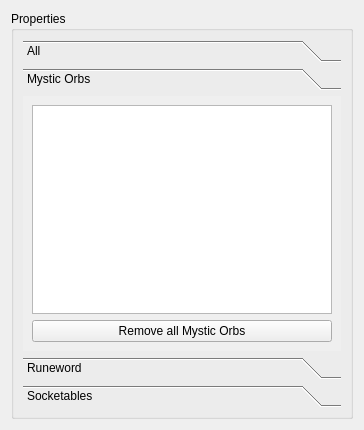
The window that propertiesviewerwidget.ui (kambala-decapitator/MedianXLOfflineTools) describes before a commit, drawn with Qt 5.
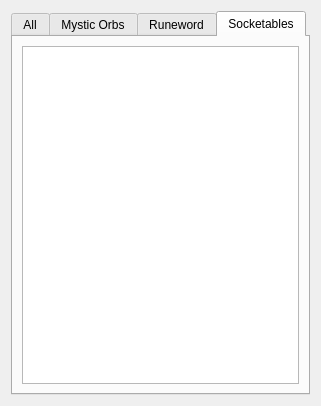
The same window after the commit.

Commit message: before trying to store properties as QMultiMap

```diff
--- a/propertiesviewerwidget.ui
+++ b/propertiesviewerwidget.ui
@@ -6,8 +6,8 @@
    <rect>
     <x>0</x>
     <y>0</y>
-    <width>364</width>
-    <height>430</height>
+    <width>293</width>
+    <height>406</height>
    </rect>
   </property>
   <property name="windowTitle">
@@ -15,26 +15,21 @@
   </property>
   <layout class="QHBoxLayout" name="horizontalLayout">
    <item>
-    <widget class="QGroupBox" name="groupBox">
-     <property name="title">
-      <string>Properties</string>
+    <widget class="QTabWidget" name="tabWidget">
+     <property name="tabPosition">
+      <enum>QTabWidget::North</enum>
      </property>
-     <layout class="QHBoxLayout" name="horizontalLayout_2">
-      <item>
-       <widget class="QToolBox" name="toolBox">
+     <property name="tabShape">
+      <enum>QTabWidget::Rounded</enum>
+     </property>
         <property name="currentIndex">
-         <number>1</number>
-        </property>
-        <widget class="QWidget" name="all">
-         <property name="geometry">
-          <rect>
-           <x>0</x>
-           <y>0</y>
-           <width>310</width>
-           <height>234</height>
-          </rect>
-         </property>
-         <attribute name="label">
+      <number>3</number>
+     </property>
+     <property name="usesScrollButtons">
+      <bool>false</bool>
+     </property>
+     <widget class="QWidget" name="tabWidgetPage1" native="true">
+      <attribute name="title">
           <string>All</string>
          </attribute>
          <layout class="QHBoxLayout" name="horizontalLayout_6">
@@ -50,16 +45,8 @@
           </item>
          </layout>
         </widget>
-        <widget class="QWidget" name="mo">
-         <property name="geometry">
-          <rect>
-           <x>0</x>
-           <y>0</y>
-           <width>310</width>
-           <height>234</height>
-          </rect>
-         </property>
-         <attribute name="label">
+     <widget class="QWidget" name="tabWidgetPage2" native="true">
+      <attribute name="title">
           <string>Mystic Orbs</string>
          </attribute>
          <layout class="QVBoxLayout" name="verticalLayout">
@@ -82,16 +69,8 @@
           </item>
          </layout>
         </widget>
-        <widget class="QWidget" name="rw">
-         <property name="geometry">
-          <rect>
-           <x>0</x>
-           <y>0</y>
-           <width>310</width>
-           <height>234</height>
-          </rect>
-         </property>
-         <attribute name="label">
+     <widget class="QWidget" name="tabWidgetPage3" native="true">
+      <attribute name="title">
           <string>Runeword</string>
          </attribute>
          <layout class="QHBoxLayout" name="horizontalLayout_4">
@@ -107,16 +86,8 @@
           </item>
          </layout>
         </widget>
-        <widget class="QWidget" name="sockets">
-         <property name="geometry">
-          <rect>
-           <x>0</x>
-           <y>0</y>
-           <width>310</width>
-           <height>234</height>
-          </rect>
-         </property>
-         <attribute name="label">
+     <widget class="QWidget" name="tabWidgetPage4" native="true">
+      <attribute name="title">
           <string>Socketables</string>
          </attribute>
          <layout class="QHBoxLayout" name="horizontalLayout_3">
@@ -132,9 +103,6 @@
           </item>
          </layout>
         </widget>
-       </widget>
-      </item>
-     </layout>
     </widget>
    </item>
   </layout>
```
Lines whose indentation alone changed are shown as unchanged. The commit also changes 5 other files.
